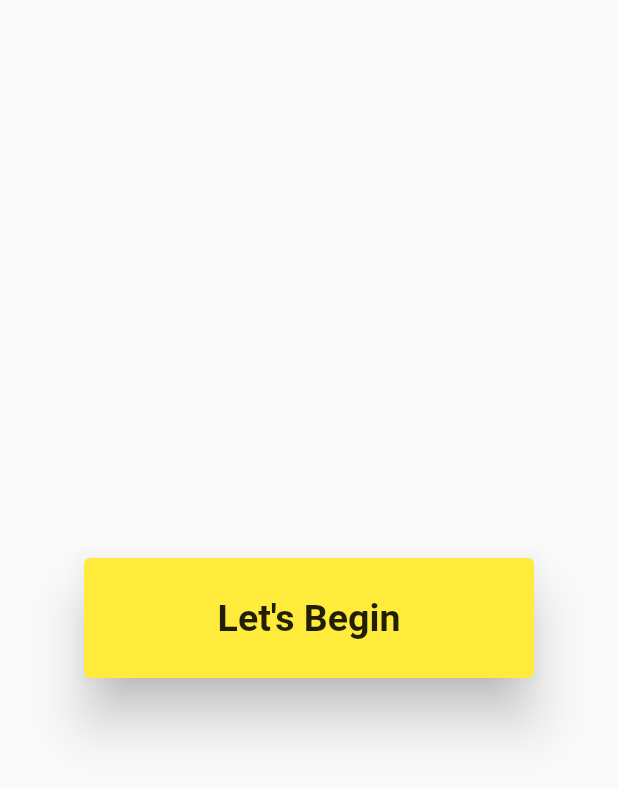
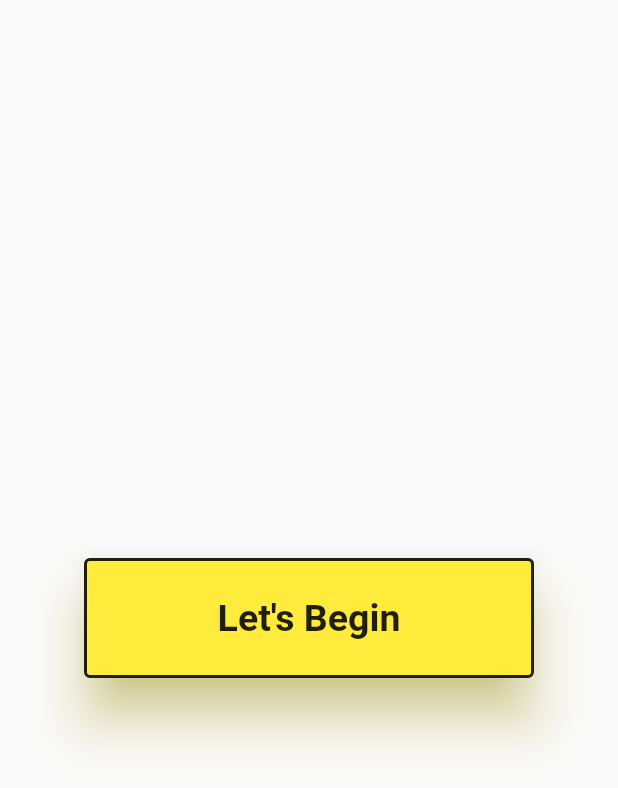
Before and after one commit to moekyawsoe/flutter-programs, a Flutter app: the screen it shows after launch, on a phone screen of 412 x 824 dp. Shown: the top 788 px of the screen. Run offline on Flutter 3.47's test engine with Material 2 defaults, Android fonts, the phone set to English and light mode, and no system bars; our stand-ins replace font_awesome_flutter.

Commit message:
button with bordered

```diff
--- a/flutter_programs/lib/Dashboard.dart
+++ b/flutter_programs/lib/Dashboard.dart
@@ -19,7 +19,9 @@ class Dashboard extends StatelessWidget {
                 const TextStyle(fontSize: 25, fontWeight: FontWeight.bold),
             primary: Colors.yellow,
             onPrimary: Colors.black87,
-            elevation: 15),
+            elevation: 15,
+            shadowColor: Colors.yellow,
+            side: const BorderSide(color: Colors.black87, width: 2)),
         child: const Text("Let's Begin"),
       ),
     ));
```
